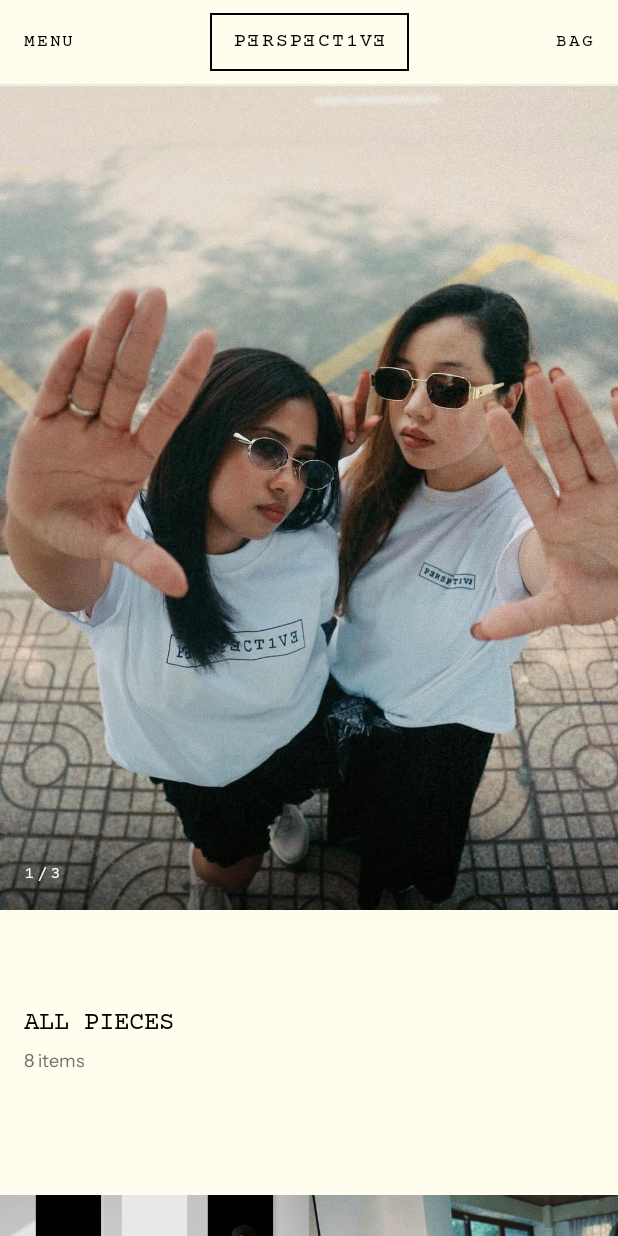
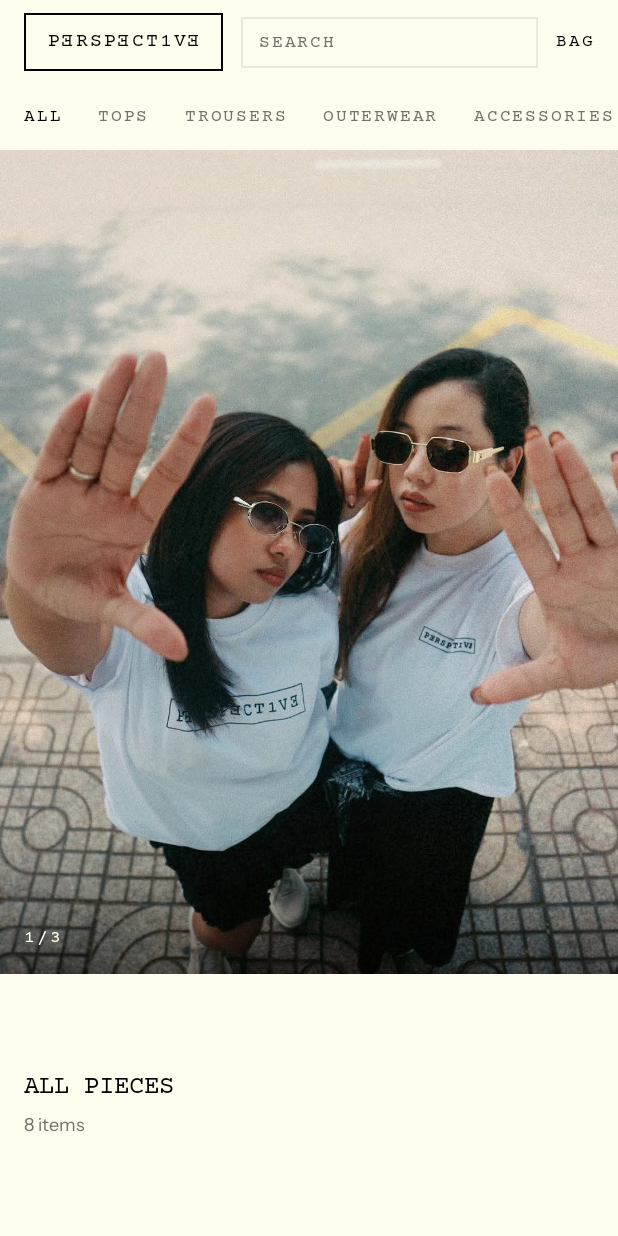
Before and after one commit to Yowkylito/perspective, an Android app built with Jetpack Compose: the screen it shows after launch (MainActivity), on a phone screen of 412 x 824 dp. Run offline under Robolectric (Android 15) with nearby library versions, the phone set to English and light mode, and no system bars.

Commit message:
Give the wall a sticky header with search, category tabs and glass
The header is drawn OVER the grid rather than above it, and the grid pads its
content by exactly the header's height. That is the whole point: plates travel
under the bar instead of stopping at it, which is the thing the translucency
is there to show. A solid bar explains nothing. At rest it stays opaque --
there is nothing behind it yet, so showing nothing is correct -- and it goes
translucent the moment content is passing beneath, tied to scroll position
rather than a timer.

Translucency, not blur, and that is a measured decision rather than a
shortcut. Compose 1.9.3 has no backdrop-blur API: blur() blurs a composable's
own content, not what is behind it. A true frosted pane would mean recording
the wall into a second graphics layer and drawing a photographic grid twice
every frame, which is a real scroll cost for an effect that on a flat
single-colour ground is close to indistinguishable from an 82% ground.

Words where the reference pattern used icons. The storefront this follows
sets a magnifier and a cart glyph in the bar; the chrome here is typographic
by rule, so search is a ruled field with a tracked placeholder and the bag is
the word. Square corners and a hairline, the same construction as the PDP's
call to action -- a rounded search pill would be the one radius in an
interface that has none.

The tabs are a real filter, not decoration: Category lands on the model, each
product is tagged, and the wall narrows on tab and on the search text
together. The active indicator is a rule that moves between tabs rather than
cutting, because it is the one element that says which of several things you
are looking at. Editorial is suppressed once the catalogue is narrowed --
someone who has filtered is looking for a thing, not reading a campaign, and
a banner between them and the results is the storefront talking over them.

Built clean; not run on a device.

Co-Authored-By: Claude Opus 5 <noreply@anthropic.com>

```diff
--- a/app/build.gradle.kts
+++ b/app/build.gradle.kts
@@ -12,8 +12,8 @@ android {
         applicationId = "com.perspective.app"
         minSdk = 26
         targetSdk = 36
-        versionCode = 2
-        versionName = "0.1.1"
+        versionCode = 3
+        versionName = "0.1.2"
         testInstrumentationRunner = "androidx.test.runner.AndroidJUnitRunner"
     }
 
--- a/app/src/main/java/com/perspective/app/data/Product.kt
+++ b/app/src/main/java/com/perspective/app/data/Product.kt
@@ -1,4 +1,16 @@
 package com.perspective.app.data
+
+/**
+ * Wall filters. Labels are the tab text, so they are uppercase here rather than
+ * uppercased at the call site -- the display face is always set in caps and
+ * doing it in one place keeps a stray lowercase tab from ever appearing.
+ */
+enum class Category(val label: String) {
+    Tops("TOPS"),
+    Trousers("TROUSERS"),
+    Outerwear("OUTERWEAR"),
+    Accessories("ACCESSORIES"),
+}
 
 data class SizeOption(
     val label: String,
@@ -12,6 +24,7 @@ data class Product(
     val price: Int,
     val sizes: List<SizeOption>,
     val description: String,
+    val category: Category,
     /** Stand-in photography; see [MockImages]. Empty until a catalogue fills it. */
     val images: List<String> = emptyList(),
 ) {
@@ -70,21 +83,29 @@ object SampleCatalogue {
 
     private val drafts = listOf(
         Product("01", "Boxed Rule Shirt", "Undyed Cotton", 7_450, sizes("XXS", "XL"),
-            "Cut straight through the body with a half-placket and a single patch pocket. Woven from undyed long-staple cotton that softens with each wash."),
+            "Cut straight through the body with a half-placket and a single patch pocket. Woven from undyed long-staple cotton that softens with each wash.",
+            category = Category.Tops),
         Product("02", "Reversed Seam Trouser", "Ink", 9_900, sizes("XS"),
-            "A wide, flat-fronted trouser with the seams turned outward. Dry handle, holds a crease without pressing."),
+            "A wide, flat-fronted trouser with the seams turned outward. Dry handle, holds a crease without pressing.",
+            category = Category.Trousers),
         Product("03", "Monotype Knit", "Bone", 12_300, sizes(),
-            "Fine-gauge merino worked on a single bed, with set-in sleeves and a narrow rib at the cuff and hem."),
+            "Fine-gauge merino worked on a single bed, with set-in sleeves and a narrow rib at the cuff and hem.",
+            category = Category.Tops),
         Product("04", "Counterform Coat", "Charcoal", 24_800, sizes("XXS", "XS", "L"),
-            "An unstructured single-breasted coat in a dense wool melton. Falls below the knee and takes a layer underneath without strain."),
+            "An unstructured single-breasted coat in a dense wool melton. Falls below the knee and takes a layer underneath without strain.",
+            category = Category.Outerwear),
         Product("05", "Negative Space Tee", "Undyed Cotton", 3_200, sizes(),
-            "A heavyweight jersey tee with a bound neck and dropped shoulder."),
+            "A heavyweight jersey tee with a bound neck and dropped shoulder.",
+            category = Category.Tops),
         Product("06", "Baseline Trouser", "Flax", 8_600, sizes("M"),
-            "Tapered through the leg with a flat waistband and no belt loops."),
+            "Tapered through the leg with a flat waistband and no belt loops.",
+            category = Category.Trousers),
         Product("07", "Mirror Shirt Jacket", "Olive", 14_200, sizes("XXS"),
-            "Cut as an overshirt in a washed cotton twill, with two flapped chest pockets."),
+            "Cut as an overshirt in a washed cotton twill, with two flapped chest pockets.",
+            category = Category.Outerwear),
         Product("08", "Kerning Scarf", "Bone", 4_900, listOf(SizeOption("One size")),
-            "A long rectangular scarf in brushed lambswool, finished with hand-knotted fringing."),
+            "A long rectangular scarf in brushed lambswool, finished with hand-knotted fringing.",
+            category = Category.Accessories),
     )
 
     /** Plates are attached by position, so the wall never shows two neighbours alike. */
--- a/app/src/main/java/com/perspective/app/ui/PerspectiveApp.kt
+++ b/app/src/main/java/com/perspective/app/ui/PerspectiveApp.kt
@@ -55,11 +55,13 @@ fun PerspectiveApp() {
                     popEnterTransition = { fadeIn(tween(Motion.Standard, easing = Motion.Decelerate)) },
                 ) {
                     CompositionLocalProvider(LocalAnimatedVisibilityScope provides this) {
-                        Chrome(leading = "MENU", onLeading = {}) {
-                            ProductWallScreen(
-                                onProductClick = { nav.navigate("product/${it.id}") },
-                            )
-                        }
+                        // No Chrome wrapper here: the wall draws its own header
+                        // OVER the grid so plates pass underneath it. Wrapping
+                        // it in a bar again would put the grid below the chrome
+                        // and there would be nothing for the glass to reveal.
+                        ProductWallScreen(
+                            onProductClick = { nav.navigate("product/${it.id}") },
+                        )
                     }
                 }
                 composable(
--- a/app/src/main/java/com/perspective/app/ui/catalog/ProductWallScreen.kt
+++ b/app/src/main/java/com/perspective/app/ui/catalog/ProductWallScreen.kt
@@ -1,26 +1,44 @@
 package com.perspective.app.ui.catalog
 
+import androidx.compose.foundation.layout.Arrangement
+import androidx.compose.foundation.layout.Box
+import androidx.compose.foundation.layout.Column
 import androidx.compose.foundation.layout.PaddingValues
-import androidx.compose.foundation.layout.Arrangement
-import androidx.compose.foundation.layout.Column
+import androidx.compose.foundation.layout.WindowInsets
+import androidx.compose.foundation.layout.asPaddingValues
 import androidx.compose.foundation.layout.fillMaxSize
+import androidx.compose.foundation.layout.fillMaxWidth
 import androidx.compose.foundation.layout.padding
+import androidx.compose.foundation.layout.statusBars
 import androidx.compose.foundation.lazy.grid.GridCells
 import androidx.compose.foundation.lazy.grid.GridItemSpan
 import androidx.compose.foundation.lazy.grid.LazyVerticalGrid
 import androidx.compose.foundation.lazy.grid.items
+import androidx.compose.foundation.lazy.grid.rememberLazyGridState
 import androidx.compose.material3.MaterialTheme
 import androidx.compose.material3.Text
 import androidx.compose.runtime.Composable
+import androidx.compose.runtime.derivedStateOf
+import androidx.compose.runtime.getValue
+import androidx.compose.runtime.mutableStateOf
+import androidx.compose.runtime.remember
+import androidx.compose.runtime.saveable.rememberSaveable
+import androidx.compose.runtime.setValue
+import androidx.compose.ui.Alignment
 import androidx.compose.ui.Modifier
+import androidx.compose.ui.text.input.TextFieldValue
+import com.perspective.app.data.Category
 import com.perspective.app.data.MockImages
 import com.perspective.app.data.Product
 import com.perspective.app.data.SampleCatalogue
 import com.perspective.app.ui.components.ProductTile
 import com.perspective.app.ui.theme.Space
 
+/** Products shown before the editorial block. Must stay even — see the call site. */
+private const val CollageAfter = 4
+
 /**
- * The product wall.
+ * The product wall, and the chrome that sits over it.
  *
  * Two fixed columns with NO horizontal gutter and a 40dp row gap — the ratio
  * between those two numbers is what makes rows read as discrete objects rather
@@ -28,29 +46,63 @@ import com.perspective.app.ui.theme.Space
  * label is inset. Do not add a density switcher: column count is the same on
  * every storefront measured, premium or not, but the switcher only appears on
  * the mainstream ones.
+ *
+ * The header is an overlay rather than a row above the grid, and the grid pads
+ * its content by exactly the header's height. That is what lets plates travel
+ * under the bar instead of stopping at it, which is the thing the glass is
+ * there to show.
  */
-/** Products shown before the editorial block. Must stay even — see the call site. */
-private const val CollageAfter = 4
-
 @Composable
 fun ProductWallScreen(
     onProductClick: (Product) -> Unit,
     modifier: Modifier = Modifier,
-    title: String = "ALL PIECES",
 ) {
+    var query by rememberSaveable(stateSaver = TextFieldValue.Saver) {
+        mutableStateOf(TextFieldValue())
+    }
+    var tab by rememberSaveable { mutableStateOf(0) }
+    val grid = rememberLazyGridState()
+
+    val tabs = remember { listOf(ALL_TAB) + Category.entries.map { it.label } }
+
+    val items = remember(tab, query.text) {
+        val byCategory =
+            if (tab == 0) SampleCatalogue.items
+            else SampleCatalogue.items.filter { it.category.label == tabs[tab] }
+        val q = query.text.trim()
+        if (q.isEmpty()) byCategory
+        else byCategory.filter {
+            it.name.contains(q, ignoreCase = true) || it.colourway.contains(q, ignoreCase = true)
+        }
+    }
+
+    // Editorial runs only on the unfiltered wall. Once someone has narrowed the
+    // catalogue they are looking for a thing, not reading a campaign, and a
+    // banner between them and the results is the storefront talking over them.
+    val editorial = tab == 0 && query.text.isBlank()
+
+    val scrolled by remember {
+        derivedStateOf { grid.firstVisibleItemIndex > 0 || grid.firstVisibleItemScrollOffset > 0 }
+    }
+
+    val statusBar = WindowInsets.statusBars.asPaddingValues().calculateTopPadding()
+
+    Box(modifier = modifier.fillMaxSize()) {
         LazyVerticalGrid(
             columns = GridCells.Fixed(2),
-        modifier = modifier.fillMaxSize(),
-        contentPadding = PaddingValues(bottom = Space.Xxl),
+            state = grid,
+            modifier = Modifier.fillMaxSize(),
+            contentPadding = PaddingValues(
+                top = statusBar + HeaderBarHeight + HeaderTabsHeight,
+                bottom = Space.Xxl,
+            ),
             horizontalArrangement = Arrangement.spacedBy(Space.GridGapHorizontal),
             verticalArrangement = Arrangement.spacedBy(Space.GridGapVertical),
         ) {
-        // Full-bleed, flush under the chrome: the banner is the frame around the
-        // catalogue, so it takes no gutter. Air alone separates it from the
-        // title below -- the grid's own 40dp row gap plus the title's top
-        // padding. Sections here earn separation from emptiness, never a rule.
+            if (editorial) {
                 item(span = { GridItemSpan(maxLineSpan) }, key = "banner") {
                     CollectionBanner(frames = MockImages.banners)
+                }
             }
 
             item(span = { GridItemSpan(maxLineSpan) }, key = "title") {
@@ -58,14 +110,16 @@ fun ProductWallScreen(
                     modifier = Modifier.padding(
                         start = Space.Gutter,
                         end = Space.Gutter,
-                    top = Space.Lg,
+                        top = if (editorial) Space.Lg else Space.Sm,
                         bottom = Space.Xl,
                     ),
                 ) {
-                // Screen title sits at body size, not above it.
-                Text(text = title, style = MaterialTheme.typography.titleLarge)
                     Text(
-                    text = "${SampleCatalogue.items.size} items",
+                        text = if (tab == 0) "ALL PIECES" else tabs[tab],
+                        style = MaterialTheme.typography.titleLarge,
+                    )
+                    Text(
+                        text = if (items.size == 1) "1 item" else "${items.size} items",
                         style = MaterialTheme.typography.bodySmall,
                         color = MaterialTheme.colorScheme.onSurfaceVariant,
                         modifier = Modifier.padding(top = Space.Xs),
@@ -73,27 +127,44 @@ fun ProductWallScreen(
                 }
             }
 
-        items(SampleCatalogue.items.take(CollageAfter), key = { it.id }) { product ->
-            ProductTile(
-                product = product,
-                onClick = { onProductClick(product) },
-            )
+            items(items.take(CollageAfter), key = { it.id }) { product ->
+                ProductTile(product = product, onClick = { onProductClick(product) })
             }
 
-        // The block interrupts the wall rather than bracketing it. Set at the
-        // end it would be an appendix nobody scrolls to; set here it breaks a
-        // run of identical tiles at exactly the point the eye starts reading
-        // the grid as wallpaper. [CollageAfter] is even on purpose -- a full-
-        // span item after an odd count would leave a hole in the last row.
+            if (editorial && items.size > CollageAfter) {
                 item(span = { GridItemSpan(maxLineSpan) }, key = "collage") {
                     EditorialCollage(frames = MockImages.collage)
                 }
+            }
 
-        items(SampleCatalogue.items.drop(CollageAfter), key = { it.id }) { product ->
-            ProductTile(
-                product = product,
-                onClick = { onProductClick(product) },
+            items(items.drop(CollageAfter), key = { it.id }) { product ->
+                ProductTile(product = product, onClick = { onProductClick(product) })
+            }
+
+            if (items.isEmpty()) {
+                item(span = { GridItemSpan(maxLineSpan) }, key = "empty") {
+                    Text(
+                        text = "Nothing here under that name.",
+                        style = MaterialTheme.typography.bodyMedium,
+                        color = MaterialTheme.colorScheme.onSurfaceVariant,
+                        modifier = Modifier
+                            .fillMaxWidth()
+                            .padding(horizontal = Space.Gutter),
                     )
                 }
             }
         }
+
+        StorefrontHeader(
+            query = query,
+            onQuery = { query = it },
+            tabs = tabs,
+            selected = tab,
+            onSelect = { tab = it },
+            scrolled = scrolled,
+            modifier = Modifier.align(Alignment.TopCenter),
+        )
+    }
+}
+
+private const val ALL_TAB = "ALL"
--- /dev/null
+++ b/app/src/main/java/com/perspective/app/ui/catalog/StorefrontHeader.kt
@@ -0,0 +1,232 @@
+package com.perspective.app.ui.catalog
+
+import androidx.compose.animation.animateColorAsState
+import androidx.compose.animation.core.animateDpAsState
+import androidx.compose.animation.core.animateFloatAsState
+import androidx.compose.foundation.background
+import androidx.compose.foundation.border
+import androidx.compose.foundation.clickable
+import androidx.compose.foundation.layout.Arrangement
+import androidx.compose.foundation.layout.Box
+import androidx.compose.foundation.layout.Column
+import androidx.compose.foundation.layout.Row
+import androidx.compose.foundation.layout.Spacer
+import androidx.compose.foundation.layout.fillMaxWidth
+import androidx.compose.foundation.layout.height
+import androidx.compose.foundation.layout.padding
+import androidx.compose.foundation.layout.statusBarsPadding
+import androidx.compose.foundation.layout.width
+import androidx.compose.foundation.rememberScrollState
+import androidx.compose.foundation.horizontalScroll
+import androidx.compose.foundation.text.BasicTextField
+import androidx.compose.material3.LocalTextStyle
+import androidx.compose.material3.MaterialTheme
+import androidx.compose.material3.Text
+import androidx.compose.runtime.Composable
+import androidx.compose.runtime.getValue
+import androidx.compose.ui.Alignment
+import androidx.compose.ui.Modifier
+import androidx.compose.ui.draw.drawBehind
+import androidx.compose.ui.geometry.Offset
+import androidx.compose.ui.text.input.TextFieldValue
+import androidx.compose.ui.unit.dp
+import com.perspective.app.ui.brand.Wordmark
+import com.perspective.app.ui.theme.Motion
+import com.perspective.app.ui.theme.Space
+
+/** Bar heights. The wall pads its content by their sum so nothing starts underneath. */
+val HeaderBarHeight = 56.dp
+val HeaderTabsHeight = 44.dp
+
+/**
+ * How much of the ground the header keeps once content is passing beneath it.
+ *
+ * Translucency, NOT a blur. Compose 1.9.3 has no backdrop-blur API -- `blur()`
+ * blurs a composable's own content, not what is behind it -- and the only way
+ * to get a true frosted pane here would be to record the wall into a second
+ * graphics layer and draw it again blurred under the bar, which means drawing a
+ * photographic grid twice every frame. That is a real scroll cost for an effect
+ * that, on a flat single-colour ground, is almost indistinguishable from this.
+ *
+ * 0.82 is low enough that a plate visibly passes under the bar and high enough
+ * that tracked mono labels stay legible over photography.
+ */
+private const val GlassAlpha = 0.82f
+
+/**
+ * The storefront header: brand, search, bag, and the category tabs under them.
+ *
+ * It is drawn OVER the wall rather than above it, so the grid scrolls beneath —
+ * which is the whole reason the glass earns its place. A solid bar explains
+ * nothing; a translucent one states that the content did not stop at the bar,
+ * it went under it. That is a spatial relationship, which is one of the
+ * purposes the motion system accepts.
+ *
+ * At rest the bar is opaque: there is nothing behind it to show, so showing
+ * nothing is correct. The change is tied to scroll position, not to a timer.
+ *
+ * **Words where the reference used icons.** The pattern this follows sets a
+ * magnifier and a cart glyph here. This app does not: the chrome is typographic
+ * by rule, so search is a ruled field with a tracked placeholder and the bag is
+ * the word. The structure is the same; the vocabulary is this brand's.
+ */
+@Composable
+fun StorefrontHeader(
+    query: TextFieldValue,
+    onQuery: (TextFieldValue) -> Unit,
+    tabs: List<String>,
+    selected: Int,
+    onSelect: (Int) -> Unit,
+    scrolled: Boolean,
+    modifier: Modifier = Modifier,
+) {
+    val scheme = MaterialTheme.colorScheme
+    val ground by animateColorAsState(
+        targetValue = if (scrolled) scheme.background.copy(alpha = GlassAlpha) else scheme.background,
+        animationSpec = Motion.quick(),
+        label = "headerGround",
+    )
+    val hairline by animateFloatAsState(
+        targetValue = if (scrolled) 1f else 0f,
+        animationSpec = Motion.quick(),
+        label = "headerHairline",
+    )
+
+    Column(
+        modifier = modifier
+            .fillMaxWidth()
+            .background(ground)
+            .statusBarsPadding()
+            .drawBehind {
+                if (hairline > 0f) {
+                    val y = size.height - Space.Hairline.toPx() / 2f
+                    drawLine(
+                        color = scheme.outlineVariant.copy(alpha = hairline),
+                        start = Offset(0f, y),
+                        end = Offset(size.width, y),
+                        strokeWidth = Space.Hairline.toPx(),
+                    )
+                }
+            },
+    ) {
+        Row(
+            modifier = Modifier
+                .fillMaxWidth()
+                .height(HeaderBarHeight)
+                .padding(horizontal = Space.Gutter),
+            verticalAlignment = Alignment.CenterVertically,
+        ) {
+            Wordmark(style = MaterialTheme.typography.labelMedium, tracking = 2.dp)
+            Spacer(Modifier.width(Space.Sm + Space.Xs))
+            SearchField(
+                value = query,
+                onValue = onQuery,
+                modifier = Modifier.weight(1f),
+            )
+            Spacer(Modifier.width(Space.Sm + Space.Xs))
+            Text(text = "BAG", style = MaterialTheme.typography.labelSmall)
+        }
+
+        CategoryTabs(tabs = tabs, selected = selected, onSelect = onSelect)
+    }
+}
+
+/**
+ * A ruled field, not a pill with a magnifier in it.
+ *
+ * Square corners and a hairline rule, the same construction as the PDP's call
+ * to action — a rounded search bar would be the one rounded thing in an
+ * interface that has no radius anywhere else.
+ */
+@Composable
+private fun SearchField(
+    value: TextFieldValue,
+    onValue: (TextFieldValue) -> Unit,
+    modifier: Modifier = Modifier,
+) {
+    val scheme = MaterialTheme.colorScheme
+    Box(
+        modifier = modifier
+            .height(34.dp)
+            .border(Space.Hairline, scheme.outlineVariant)
+            .padding(horizontal = Space.Sm + Space.Xs),
+        contentAlignment = Alignment.CenterStart,
+    ) {
+        if (value.text.isEmpty()) {
+            Text(
+                text = "SEARCH",
+                style = MaterialTheme.typography.labelSmall,
+                color = scheme.onSurfaceVariant,
+            )
+        }
+        BasicTextField(
+            value = value,
+            onValueChange = onValue,
+            singleLine = true,
+            textStyle = LocalTextStyle.current.merge(
+                MaterialTheme.typography.labelSmall.copy(color = scheme.onBackground),
+            ),
+            cursorBrush = androidx.compose.ui.graphics.SolidColor(scheme.onBackground),
+            modifier = Modifier.fillMaxWidth(),
+        )
+    }
+}
+
+/**
+ * The tab row, with a rule under the active one.
+ *
+ * The indicator animates between tabs rather than cutting, because it is the
+ * one thing on screen that says which of several things you are looking at —
+ * moving it shows that the same marker went from there to here. It is a rule,
+ * not a pill or a filled chip: the brand already has a rule, around the
+ * wordmark, and reusing it costs the system nothing new.
+ */
+@Composable
+private fun CategoryTabs(
+    tabs: List<String>,
+    selected: Int,
+    onSelect: (Int) -> Unit,
+) {
+    val scheme = MaterialTheme.colorScheme
+    Row(
+        modifier = Modifier
+            .fillMaxWidth()
+            .height(HeaderTabsHeight)
+            .horizontalScroll(rememberScrollState())
+            .padding(horizontal = Space.Gutter),
+        verticalAlignment = Alignment.CenterVertically,
+        horizontalArrangement = Arrangement.spacedBy(Space.Lg),
+    ) {
+        tabs.forEachIndexed { index, label ->
+            val active = index == selected
+            val ink by animateColorAsState(
+                targetValue = if (active) scheme.onBackground else scheme.onSurfaceVariant,
+                animationSpec = Motion.quick(),
+                label = "tabInk",
+            )
+            val underline by animateDpAsState(
+                targetValue = if (active) Space.Hairline else 0.dp,
+                animationSpec = Motion.quick(),
+                label = "tabRule",
+            )
+            Box(
+                modifier = Modifier
+                    .height(HeaderTabsHeight)
+                    .clickable { onSelect(index) },
+                contentAlignment = Alignment.Center,
+            ) {
+                Text(text = label, style = MaterialTheme.typography.labelSmall, color = ink)
+                if (underline > 0.dp) {
+                    Box(
+                        modifier = Modifier
+                            .align(Alignment.BottomCenter)
+                            .padding(bottom = Space.Sm + Space.Xs)
+                            .fillMaxWidth()
+                            .height(underline)
+                            .background(scheme.onBackground),
+                    )
+                }
+            }
+        }
+    }
+}
```
Lines whose indentation alone changed are shown as unchanged.
